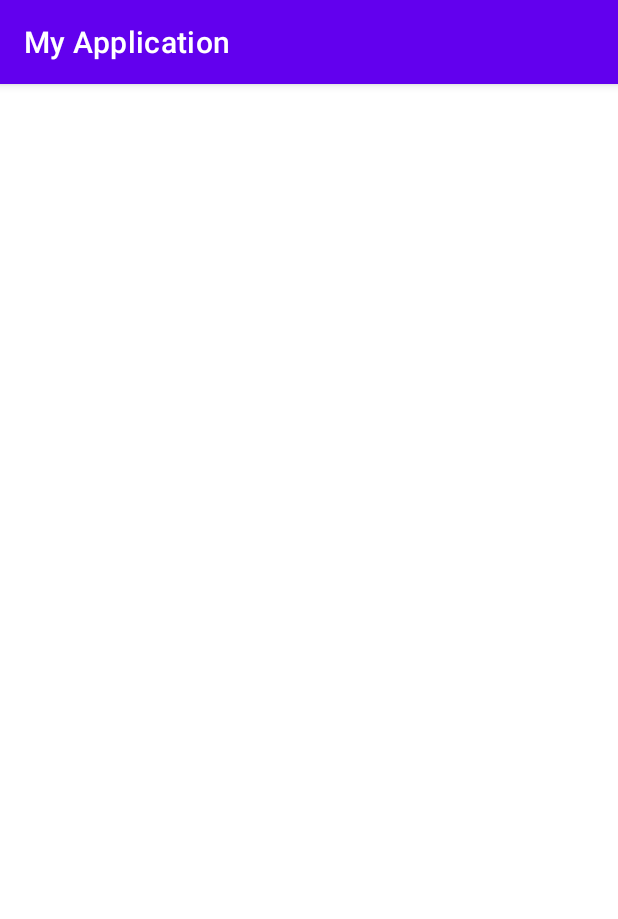
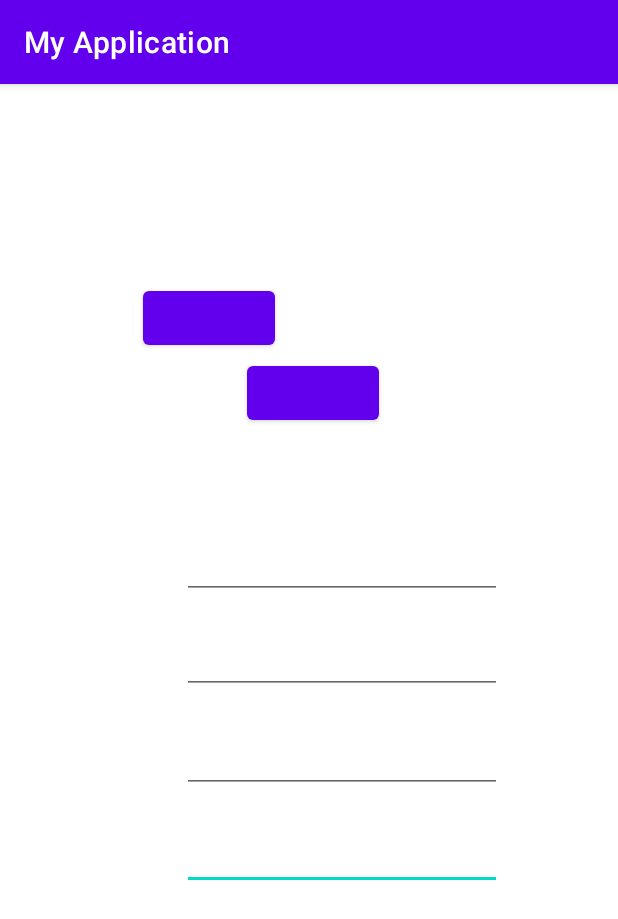
Before and after one commit to MarkelGarcia/Agenda, an Android app: the RegisterActivity screen opened directly, with no data from a screen before it, on a phone screen of 412 x 824 dp. Shown: the top 919 px of the screen. Run offline under Robolectric (Android 15) with nearby library versions, the phone set to English and light mode, and no system bars.

Commit message:
diseño detailactivity

```diff
--- a/app/src/main/res/layout/activity_register.xml
+++ b/app/src/main/res/layout/activity_register.xml
@@ -6,4 +6,137 @@
     android:layout_height="match_parent"
     tools:context=".RegisterActivity">
 
+    <EditText
+        android:id="@+id/editTextCoste"
+        android:layout_width="wrap_content"
+        android:layout_height="wrap_content"
+        android:ems="10"
+        android:inputType="textPersonName"
+        android:minHeight="48dp"
+        app:layout_constraintBottom_toBottomOf="parent"
+        app:layout_constraintEnd_toEndOf="parent"
+        app:layout_constraintHorizontal_bias="0.611"
+        app:layout_constraintStart_toStartOf="parent"
+        app:layout_constraintTop_toTopOf="parent"
+        app:layout_constraintVertical_bias="0.68" />
+
+    <TextView
+        android:id="@+id/textViewCoste"
+        android:layout_width="wrap_content"
+        android:layout_height="wrap_content"
+        android:layout_marginTop="480dp"
+        app:layout_constraintEnd_toEndOf="parent"
+        app:layout_constraintHorizontal_bias="0.136"
+        app:layout_constraintStart_toStartOf="parent"
+        app:layout_constraintTop_toTopOf="parent"
+        tools:text="@string/TextViewCoste" />
+
+    <TextView
+        android:id="@+id/textViewFecha"
+        android:layout_width="wrap_content"
+        android:layout_height="wrap_content"
+        android:labelFor="@id/editTextFecha"
+        app:layout_constraintBottom_toBottomOf="parent"
+        app:layout_constraintEnd_toEndOf="parent"
+        app:layout_constraintHorizontal_bias="0.134"
+        app:layout_constraintStart_toStartOf="parent"
+        app:layout_constraintTop_toTopOf="parent"
+        app:layout_constraintVertical_bias="0.591"
+        tools:text="@string/TextViewFecha" />
+
+    <EditText
+        android:id="@+id/editTextFecha"
+        android:layout_width="wrap_content"
+        android:layout_height="wrap_content"
+        android:ems="10"
+        android:inputType="textPersonName"
+        android:minHeight="48dp"
+        app:layout_constraintBottom_toBottomOf="parent"
+        app:layout_constraintEnd_toEndOf="parent"
+        app:layout_constraintHorizontal_bias="0.611"
+        app:layout_constraintStart_toStartOf="parent"
+        app:layout_constraintTop_toTopOf="parent"
+        app:layout_constraintVertical_bias="0.59" />
+
+    <EditText
+        android:id="@+id/editTextDescripcion"
+        android:layout_width="wrap_content"
+        android:layout_height="wrap_content"
+        android:ems="10"
+        android:inputType="textPersonName"
+        app:layout_constraintBottom_toBottomOf="parent"
+        app:layout_constraintEnd_toEndOf="parent"
+        app:layout_constraintHorizontal_bias="0.611"
+        app:layout_constraintStart_toStartOf="parent"
+        app:layout_constraintTop_toTopOf="parent" />
+
+    <TextView
+        android:id="@+id/textViewNombre"
+        android:layout_width="wrap_content"
+        android:layout_height="wrap_content"
+        android:layout_marginTop="295dp"
+        android:layout_marginBottom="417dp"
+        android:labelFor="@id/EditTextNombre"
+        app:layout_constraintBottom_toBottomOf="parent"
+        app:layout_constraintEnd_toEndOf="parent"
+        app:layout_constraintHorizontal_bias="0.111"
+        app:layout_constraintStart_toStartOf="parent"
+        app:layout_constraintTop_toTopOf="parent"
+        app:layout_constraintVertical_bias="1.0"
+        tools:text="@string/TextViewNombre" />
+
+    <Button
+        android:id="@+id/btnRegistrarNuevaTarea"
+        android:layout_width="wrap_content"
+        android:layout_height="wrap_content"
+        android:layout_marginStart="95dp"
+        android:layout_marginTop="95dp"
+        android:layout_marginEnd="222dp"
+        android:layout_marginBottom="588dp"
+        app:layout_constraintBottom_toBottomOf="parent"
+        app:layout_constraintEnd_toEndOf="parent"
+        app:layout_constraintHorizontal_bias="0.029"
+        app:layout_constraintStart_toStartOf="parent"
+        app:layout_constraintTop_toTopOf="parent"
+        app:layout_constraintVertical_bias="1.0"
+        tools:text="@string/btnRegistrarNuevaTarea" />
+
+    <Button
+        android:id="@+id/btnCancelar"
+        android:layout_width="wrap_content"
+        android:layout_height="wrap_content"
+        android:layout_marginStart="158dp"
+        android:layout_marginEnd="159dp"
+        app:layout_constraintBottom_toBottomOf="parent"
+        app:layout_constraintEnd_toEndOf="parent"
+        app:layout_constraintHorizontal_bias="0.95"
+        app:layout_constraintStart_toStartOf="parent"
+        app:layout_constraintTop_toTopOf="parent"
+        app:layout_constraintVertical_bias="0.253"
+        tools:text="@string/btnCancelar" />
+
+    <TextView
+        android:id="@+id/TextViewDescripcion"
+        android:layout_width="wrap_content"
+        android:layout_height="wrap_content"
+        android:labelFor="@id/editTextDescripcion"
+        app:layout_constraintBottom_toBottomOf="parent"
+        app:layout_constraintEnd_toEndOf="parent"
+        app:layout_constraintHorizontal_bias="0.111"
+        app:layout_constraintStart_toStartOf="parent"
+        app:layout_constraintTop_toTopOf="parent"
+        tools:text="@string/TextViewDescripcion" />
+
+    <EditText
+        android:id="@+id/EditTextNombre"
+        android:layout_width="wrap_content"
+        android:layout_height="wrap_content"
+        android:ems="10"
+        android:inputType="textPersonName"
+        app:layout_constraintBottom_toBottomOf="parent"
+        app:layout_constraintEnd_toEndOf="parent"
+        app:layout_constraintHorizontal_bias="0.611"
+        app:layout_constraintStart_toStartOf="parent"
+        app:layout_constraintTop_toTopOf="parent"
+        app:layout_constraintVertical_bias="0.412" />
 </androidx.constraintlayout.widget.ConstraintLayout>
--- a/app/src/main/res/values/strings.xml
+++ b/app/src/main/res/values/strings.xml
@@ -7,9 +7,16 @@
     <string name="textBtnLogin">Iniciar Sesión</string>
     <string name="textRememberMe">Recordar</string>
 
-    <string name="bntRegistro">Registro</string>
-    <string name="bntListado">Listado</string>
-    <string name="bntSalir">Salir</string>
+    <string name="btnRegistro">Registro</string>
+    <string name="btnListado">Listado</string>
+    <string name="btnSalir">Salir</string>
+
+    <string name="btnRegistrarNuevaTarea">Registrar Nueva Tarea</string>
+    <string name="btnCancelar">Cancelar</string>
+    <string name="TextViewNombre">Nombre</string>
+    <string name="TextViewDescripcion">Descripcion</string>
+    <string name="TextViewFecha">Fecha</string>
+    <string name="TextViewCoste">Coste</string>
 
     <!-- Errores-->
     <string name="textError">Credenciales incorrectas</string>
```
